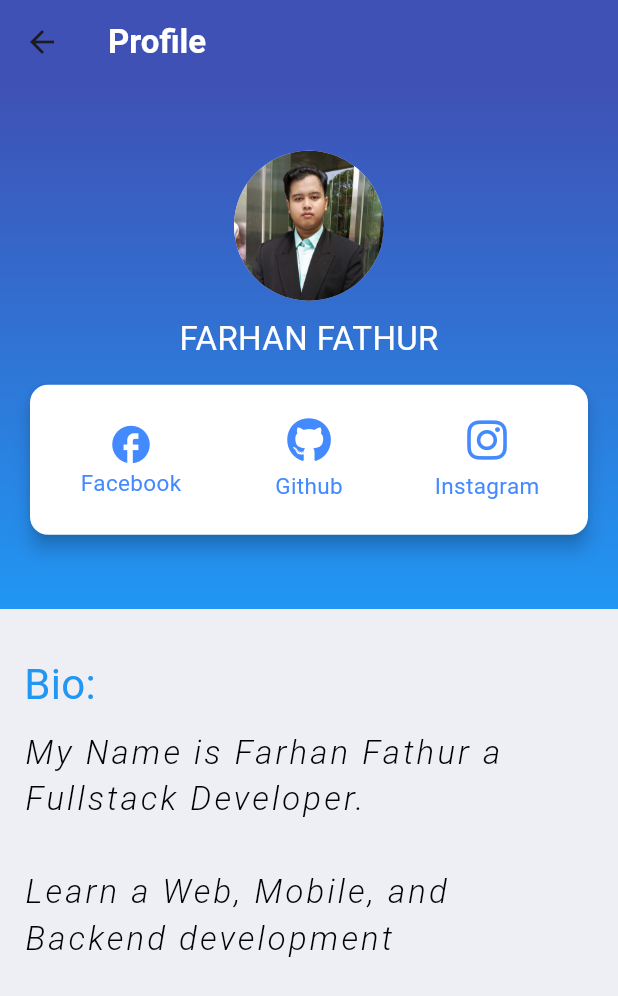
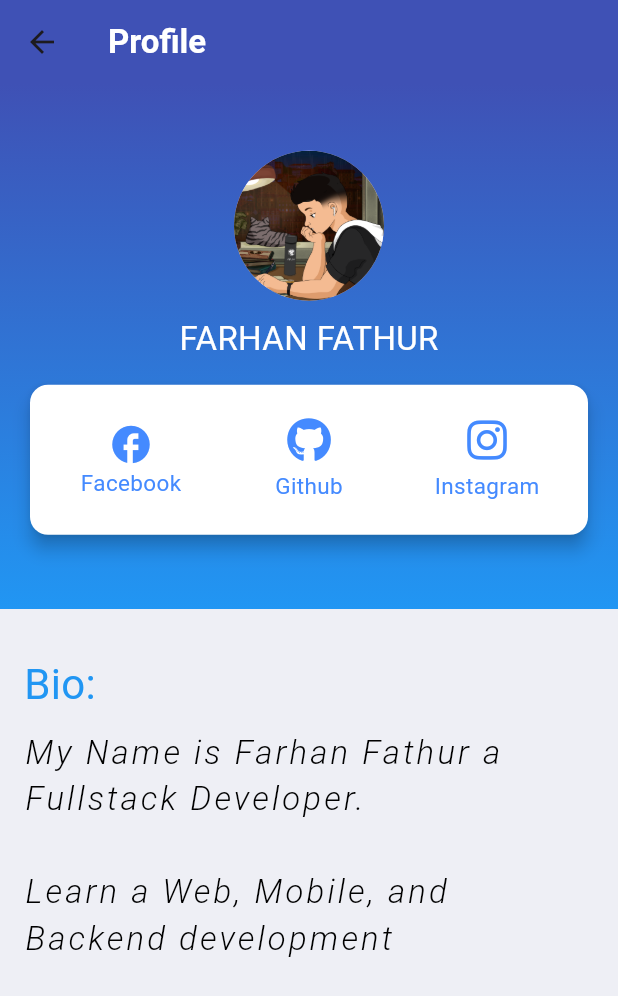
Before and after one commit to farhanfath/todolist-app, a Flutter app: the ProfilePage screen opened directly, on a phone screen of 412 x 824 dp. Shown: the top 996 px of the screen. Run offline on Flutter 3.47's test engine with Material 3 defaults, Android fonts, the phone set to English and light mode, and no system bars; our stand-ins replace font_awesome_flutter.

Commit message:
delete some items

```diff
--- a/lib/screens/home.dart
+++ b/lib/screens/home.dart
@@ -331,7 +331,7 @@ class ProfilePage extends StatelessWidget {
                   mainAxisAlignment: MainAxisAlignment.center,
                   children: <Widget>[
                     CircleAvatar(
-                      backgroundImage: AssetImage('assets/images/ME2.jpg'),
+                      backgroundImage: AssetImage('assets/images/My lofi.png'),
                       radius: 50.0,
                     ),
                     SizedBox(
```
Also changed, not shown: assets/images/F.jpeg (deleted), assets/images/ME2.jpg (deleted), lib/model/todo.dart (line endings or trailing spaces).
